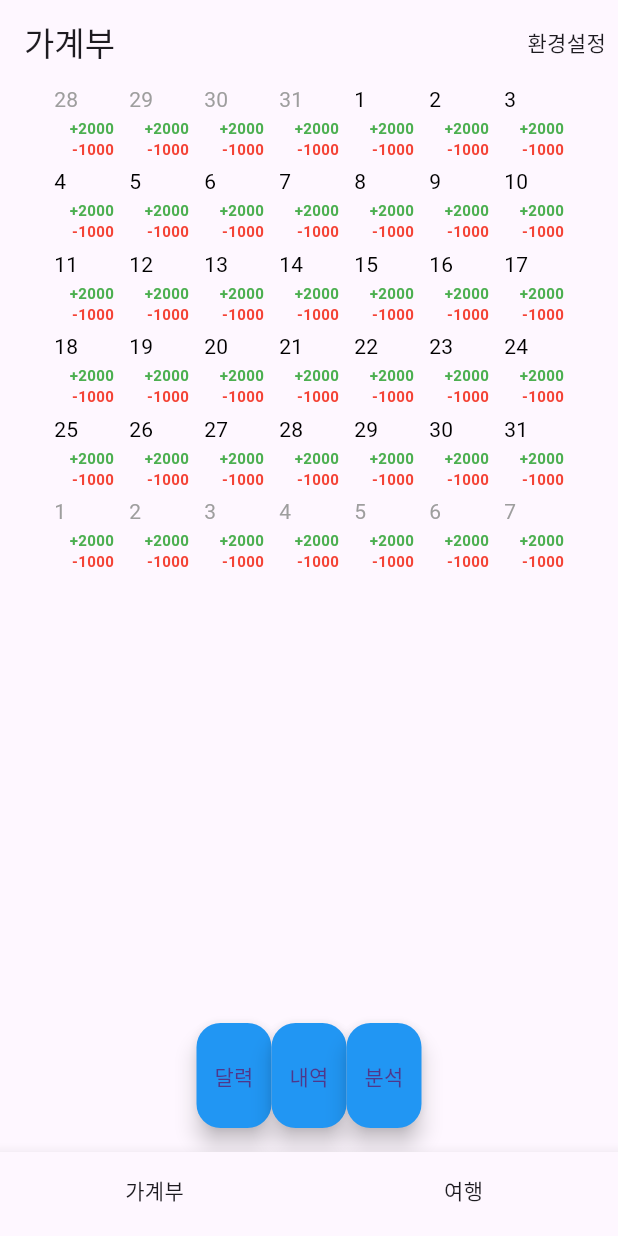
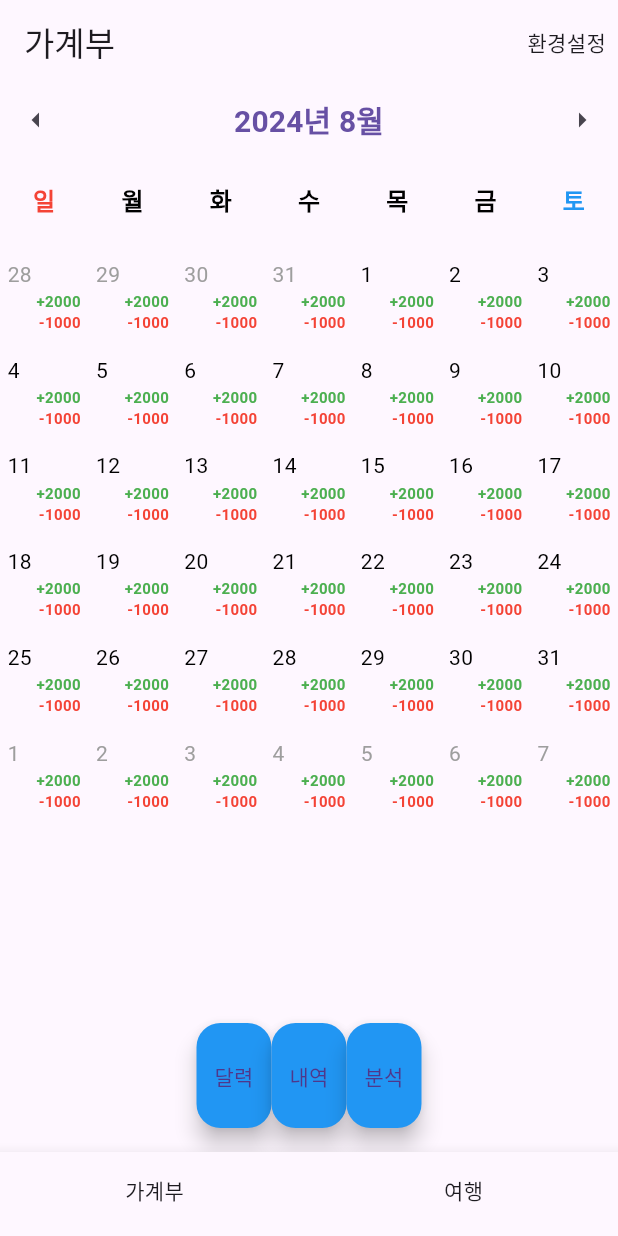
Before and after one commit to jaehuian/Travelapp, a Flutter app: the screen it shows after launch, on a phone screen of 412 x 824 dp. Run offline on Flutter 3.47's test engine with Material 3 defaults, Android fonts, the phone set to English and light mode, and no system bars; our stand-ins replace get.

Commit message:
달력 이전달 다음달 표시

```diff
--- a/lib/app/controllers/Account_controller.dart
+++ b/lib/app/controllers/Account_controller.dart
@@ -10,7 +10,7 @@ class AccountController extends GetxController{
   }
 }
 
-class CalendarController extends GetxController{
+class CalendarController extends GetxController {
   var week = ["일", "월", "화", "수", "목", "금", "토"]; // 요일
   static DateTime now = DateTime.now(); // 현재 날짜
 
@@ -19,23 +19,47 @@ class CalendarController extends GetxController{
   RxList days = [].obs; // 일자
 
   setPickedDay(int index) {
-      for(var day in days){
-          day["picked"] = false.obs;
-      }
-      days[index]["picked"] = true.obs;
-      days.refresh();
+    for (var day in days) {
+      day["picked"] = false.obs;
+    }
+    days[index]["picked"] = true.obs;
+    days.refresh();
   }
 
-  // 년, 월, 일 설정 함수
+  // 년, 월 설정 함수
   setFirst(int setYear, int setMonth) {
     year.value = setYear;
     month.value = setMonth;
-    insertDays(year.value, month.value); // 설정한 년도와 월에 맞는 일자 리스트 설정 함수
+    insertDays(year.value, month.value);
   }
+
+  // 이전 달로 이동
+  void previousMonth() {
+    if (month.value == 1) {
+      year.value--;
+      month.value = 12;
+    } else {
+      month.value--;
+    }
+    insertDays(year.value, month.value);
+  }
+
+  // 다음 달로 이동
+  void nextMonth() {
+    if (month.value == 12) {
+      year.value++;
+      month.value = 1;
+    } else {
+      month.value++;
+    }
+    insertDays(year.value, month.value);
+  }
+
   // 일자 리스트 설정 함수
   insertDays(int year, int month) {
-    days.clear(); // 일자 리스트 초기화
+    days.clear();
     int lastDay = DateTime(year, month + 1, 0).day;
+
     // 해당 월의 일자 채우기
     for (var i = 1; i <= lastDay; i++) {
       days.add({
@@ -49,14 +73,14 @@ class CalendarController extends GetxController{
       });
     }
 
-    // 해당 월의 1일 앞에 빈칸이 있으면 이전 달 마지막 날짜까지 채우기
+    // 이전 달 일자 채우기
     if (DateTime(year, month, 1).weekday != 7) {
       var temp = [];
       int prevLastDay = DateTime(year, month, 0).day;
       for (var i = DateTime(year, month, 1).weekday - 1; i >= 0; i--) {
         temp.add({
-          "year": year,
-          "month": month - 1,
+          "year": month == 1 ? year - 1 : year,
+          "month": month == 1 ? 12 : month - 1,
           "day": prevLastDay - i,
           "income": 2000,
           "expense": 1000,
@@ -67,12 +91,12 @@ class CalendarController extends GetxController{
       days = [...temp, ...days].obs;
     }
 
-    // 해당 월의 마지막 일자 뒤에 빈칸이 있으면 다음 달 1일부터 빈칸까지 채우기
+    // 다음 달 일자 채우기
     var temp = [];
     for (var i = 1; i <= 42 - days.length; i++) {
       temp.add({
-        "year": year,
-        "month": month + 1,
+        "year": month == 12 ? year + 1 : year,
+        "month": month == 12 ? 1 : month + 1,
         "day": i,
         "income": 2000,
         "expense": 1000,
@@ -80,7 +104,6 @@ class CalendarController extends GetxController{
         "picked": false.obs,
       });
     }
-
     days = [...days, ...temp].obs;
   }
 }
--- a/lib/app/ui/pages/Account_page.dart
+++ b/lib/app/ui/pages/Account_page.dart
@@ -64,61 +64,101 @@ class CalendarBody extends StatelessWidget {
   Widget build(BuildContext context) {
     final CalendarController controller = Get.put(CalendarController());
     controller.setFirst(2024, 8);
-        return Align(
-            alignment: Alignment.topCenter,
-            child: SizedBox(
-              width: 350,
-              height: 600,
-              child: Obx(
-                    () => GridView.builder(
+
+    return Column(
+      children: [
+        // 상단 네비게이션
+        Row(
+          mainAxisAlignment: MainAxisAlignment.spaceBetween,
+          children: [
+            IconButton(
+              icon: Icon(Icons.arrow_left),
+              onPressed: () => controller.previousMonth(),
+            ),
+            Obx(() => TextButton(
+              onPressed: () => _showYearMonthPicker(context, controller),
+              child: Text(
+                "${controller.year.value}년 ${controller.month.value}월",
+                style: TextStyle(fontSize: 20, fontWeight: FontWeight.bold),
+              ),
+            )),
+            IconButton(
+              icon: Icon(Icons.arrow_right),
+              onPressed: () => controller.nextMonth(),
+            ),
+          ],
+        ),
+        // 달력 (요일 포함)
+        Expanded(
+          child: Obx(() => GridView.builder(
             gridDelegate: SliverGridDelegateWithFixedCrossAxisCount(
-                    crossAxisCount: 7,
+              crossAxisCount: 7, // 7열 고정
               mainAxisSpacing: 5,
               crossAxisSpacing: 0,
             ),
-                  itemCount: controller.days.length,
-                  itemBuilder: (context, i) => InkWell(
-                    onTap: () => controller.setPickedDay(i),
+            itemCount: controller.week.length + controller.days.length, // 요일 + 날짜
+            itemBuilder: (context, i) {
+              // 요일 표시
+              if (i < controller.week.length) {
+                return Center(
+                  child: Text(
+                    controller.week[i],
+                    style: TextStyle(
+                      fontSize: 16,
+                      fontWeight: FontWeight.bold,
+                      color: i == 0
+                          ? Colors.red // 일요일 빨간색
+                          : i == 6
+                          ? Colors.blue // 토요일 파란색
+                          : Colors.black, // 나머지 검은색
+                    ),
+                  ),
+                );
+              }
+
+              // 날짜 표시
+              int dayIndex = i - controller.week.length;
+              return InkWell(
+                onTap: () => controller.setPickedDay(dayIndex),
                 child: Stack(
                   children: [
-                        // 배경 색상 (선택된 날짜일 경우)
+                    // 배경 색상
                     Container(
-                          width: 50,
-                          height: 100,
-                          color: controller.days[i]["picked"].value ? Colors.red : Colors.transparent,
+                      color: controller.days[dayIndex]["picked"].value
+                          ? Colors.red
+                          : Colors.transparent,
                     ),
-                        // 날짜 표시 (왼쪽 상단)
+                    // 날짜 표시
                     Positioned(
-                          top: 0,
+                      top: 5,
                       left: 5,
                       child: Text(
-                            controller.days[i]["day"].toString(),
+                        controller.days[dayIndex]["day"].toString(),
                         style: TextStyle(
-                              color: controller.days[i]["inMonth"] ? Colors.black : Colors.grey,
+                          color: controller.days[dayIndex]["inMonth"]
+                              ? Colors.black
+                              : Colors.grey,
                         ),
                       ),
                     ),
-                        // 수입과 지출 표시 (오른쪽 하단)
                     Positioned(
-                          bottom: 0,
+                      bottom: 5,
                       right: 5,
                       child: Column(
                         crossAxisAlignment: CrossAxisAlignment.end,
                         children: [
-                              // 수입 표시
-                              if (controller.days[i]["income"] != null)
+                          if (controller.days[dayIndex]["income"] != null)
                             Text(
-                                  "+${controller.days[i]["income"]}",
+                              "+${controller.days[dayIndex]["income"]}",
                               style: TextStyle(
                                 color: Colors.green,
                                 fontSize: 10,
                                 fontWeight: FontWeight.bold,
                               ),
                             ),
-                              // 지출 표시
-                              if (controller.days[i]["expense"] != null)
+                          if (controller.days[dayIndex]["expense"] != null)
                             Text(
-                                  "-${controller.days[i]["expense"]}",
+                              "-${controller.days[dayIndex]["expense"]}",
                               style: TextStyle(
                                 color: Colors.red,
                                 fontSize: 10,
@@ -130,10 +170,83 @@ class CalendarBody extends StatelessWidget {
                     ),
                   ],
                 ),
+              );
+            },
+          )),
+        ),
+      ],
+    );
+  }
+  // BottomSheet 생성 함수
+  void _showYearMonthPicker(BuildContext context, CalendarController controller) {
+    showModalBottomSheet(
+      context: context,
+      builder: (context) {
+        return Container(
+          padding: EdgeInsets.all(20),
+          child: Column(
+            mainAxisSize: MainAxisSize.min,
+            children: [
+              // 년도 선택
+              Row(
+                mainAxisAlignment: MainAxisAlignment.center,
+                children: [
+                  IconButton(
+                    icon: Icon(Icons.arrow_left),
+                    onPressed: () {
+                      controller.year.value -= 1;
+                    },
+                  ),
+                  Obx(() => Text(
+                    "${controller.year.value}년",
+                    style: TextStyle(fontSize: 20),
+                  )),
+                  IconButton(
+                    icon: Icon(Icons.arrow_right),
+                    onPressed: () {
+                      controller.year.value += 1;
+                    },
+                  ),
+                ],
+              ),
+              SizedBox(height: 10),
+              // 월 선택
+              GridView.builder(
+                shrinkWrap: true,
+                gridDelegate: SliverGridDelegateWithFixedCrossAxisCount(
+                  crossAxisCount: 4,
+                  mainAxisSpacing: 5,
+                  crossAxisSpacing: 5,
+                ),
+                itemCount: 12,
+                itemBuilder: (context, i) {
+                  return GestureDetector(
+                    onTap: () {
+                      controller.month.value = i + 1;
+                      controller.insertDays(controller.year.value, controller.month.value);
+                      Navigator.pop(context); // BottomSheet 닫기
+                    },
+                    child: Container(
+                      alignment: Alignment.center,
+                      decoration: BoxDecoration(
+                        color: i + 1 == controller.month.value ? Colors.blue : Colors.grey[200],
+                        borderRadius: BorderRadius.circular(5),
+                      ),
+                      child: Text(
+                        "${i + 1}월",
+                        style: TextStyle(
+                          color: i + 1 == controller.month.value ? Colors.white : Colors.black,
                         ),
                       ),
                     ),
-            ));
+                  );
+                },
+              ),
+            ],
+          ),
+        );
+      },
+    );
   }
 }
 
```
Lines whose indentation alone changed are shown as unchanged.
